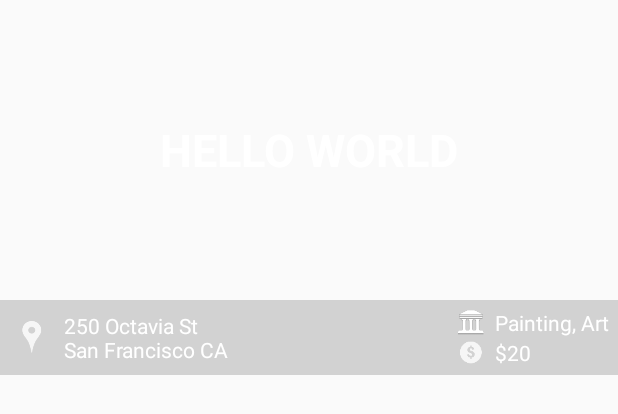
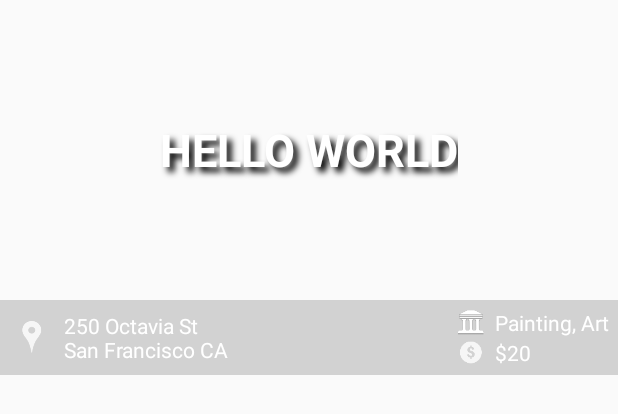
Before and after one commit to hectorups/leexplorer-android, an Android app: the layout gallery_item.xml on its own in the app's theme, with its tools: preview values and no code run, on a phone screen of 412 x 824 dp. Shown: the top 414 px of the screen. Run offline under Robolectric (Android 15) with nearby library versions, the phone set to English and light mode, and no system bars.

Commit message:
shadow title

```diff
--- a/app/src/main/res/layout/gallery_item.xml
+++ b/app/src/main/res/layout/gallery_item.xml
@@ -36,9 +36,7 @@
                 android:layout_height="wrap_content"
                 android:layout_gravity="center"
                 android:text="HELLO WORLD"
-                android:textColor="@color/le_white"
-                android:textStyle="bold"
-                android:textSize="30sp" />
+                style="@style/LE.TitleShadowed"/>
 
         </FrameLayout>
 
--- a/app/src/main/res/values/styles.xml
+++ b/app/src/main/res/values/styles.xml
@@ -52,4 +52,14 @@
     <style name="LE.InfoWindowBody" parent="LE.ProfileBody">
     </style>
 
+    <style name="LE.TitleShadowed">
+        <item name="android:textColor">@color/le_white</item>
+        <item name="android:textSize">30sp</item>
+        <item name="android:textStyle">bold</item>
+        <item name="android:shadowColor">#000000</item>
+        <item name="android:shadowDx">5</item>
+        <item name="android:shadowDy">5</item>
+        <item name="android:shadowRadius">5</item>
+    </style>
+
 </resources>
```
